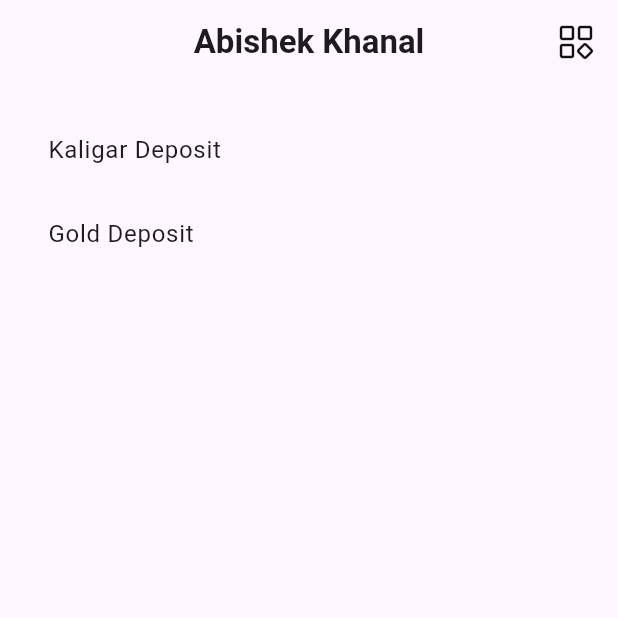
After one commit to digigoldbook/dg-mb-app, a Flutter app: the ShopDetailsPage screen opened by its route, on a phone screen of 412 x 824 dp, the top half of it. The commit adds this screen. Run offline on Flutter 3.47's test engine with Material 3 defaults, Android fonts, the phone set to English and light mode, and no system bars; our stand-ins replace animated_bottom_navigation_bar, avatar_glow, dio, easy_stepper, equatable, flutter_bloc and 8 more; accounts and stored records are empty; network calls fail.

Commit message:
gold deposit ui

```diff
--- a/lib/components/config/app_routes.dart
+++ b/lib/components/config/app_routes.dart
@@ -7,6 +7,8 @@ import '../../main_screen/pages/main_page.dart';
 import '../../services/estimation/pages/time_estimation_cal.dart';
 import '../../services/pages/percentage_convert.dart';
 import '../../services/pages/unit_converter.dart';
+import '../../shop_screen/features/gold_deposit/pages/gold_deposit.dart';
+import '../../shop_screen/pages/shop_details_page.dart';
 import '../../shop_screen/pages/shop_page.dart';
 import '../../splash/pages/splash_page.dart';
 
@@ -57,5 +59,15 @@ final GoRouter appRoutes = GoRouter(
       name: "shop",
       builder: (context, state) => const ShopPage(),
     ),
+    GoRoute(
+      path: '/shop-details',
+      name: "shop-details",
+      builder: (context, state) => const ShopDetailsPage(),
+    ),
+    GoRoute(
+      path: '/gold-deposit',
+      name: "gold-deposit",
+      builder: (context, state) => const GoldDeposit(),
+    ),
   ],
 );
--- /dev/null
+++ b/lib/shop_screen/pages/shop_details_page.dart
@@ -0,0 +1,30 @@
+import 'package:flutter/material.dart';
+import 'package:go_router/go_router.dart';
+
+import '../../components/widget/app_bar.dart';
+
+class ShopDetailsPage extends StatelessWidget {
+  const ShopDetailsPage({super.key});
+
+  @override
+  Widget build(BuildContext context) {
+    return Scaffold(
+      appBar: customAppBar(),
+      body: Padding(
+        padding: const EdgeInsets.all(16.0),
+        child: Column(
+          children: [
+            ListTile(
+              onTap: () {},
+              title: const Text("Kaligar Deposit"),
+            ),
+            ListTile(
+              onTap: () => context.pushNamed("gold-deposit"),
+              title: const Text("Gold Deposit"),
+            ),
+          ],
+        ),
+      ),
+    );
+  }
+}
--- a/lib/shop_screen/pages/shop_ui_page.dart
+++ b/lib/shop_screen/pages/shop_ui_page.dart
@@ -1,6 +1,7 @@
 import 'package:flutter/material.dart';
 import 'package:flutter_bloc/flutter_bloc.dart';
 import 'package:flutter_slidable/flutter_slidable.dart';
+import 'package:go_router/go_router.dart';
 
 import '../domain/fetch_bloc/shop_bloc.dart';
 import '../model/shop_model.dart';
@@ -73,6 +74,7 @@ class _ShopUiPageState extends State<ShopUiPage> {
                     ],
                   ),
                   child: ListTile(
+                    onTap: () => context.pushNamed("shop-details"),
                     title: Text(shop.shopName ?? 'Unknown Shop'),
                     subtitle: Text(shop.shopAddress ?? 'No Address'),
                     trailing: Text(shop.shopContact ?? 'No Contact'),
```
Also changed, not shown: lib/shop_screen/features/gold_deposit/pages/gold_deposit.dart (added, +123 -0 lines).
